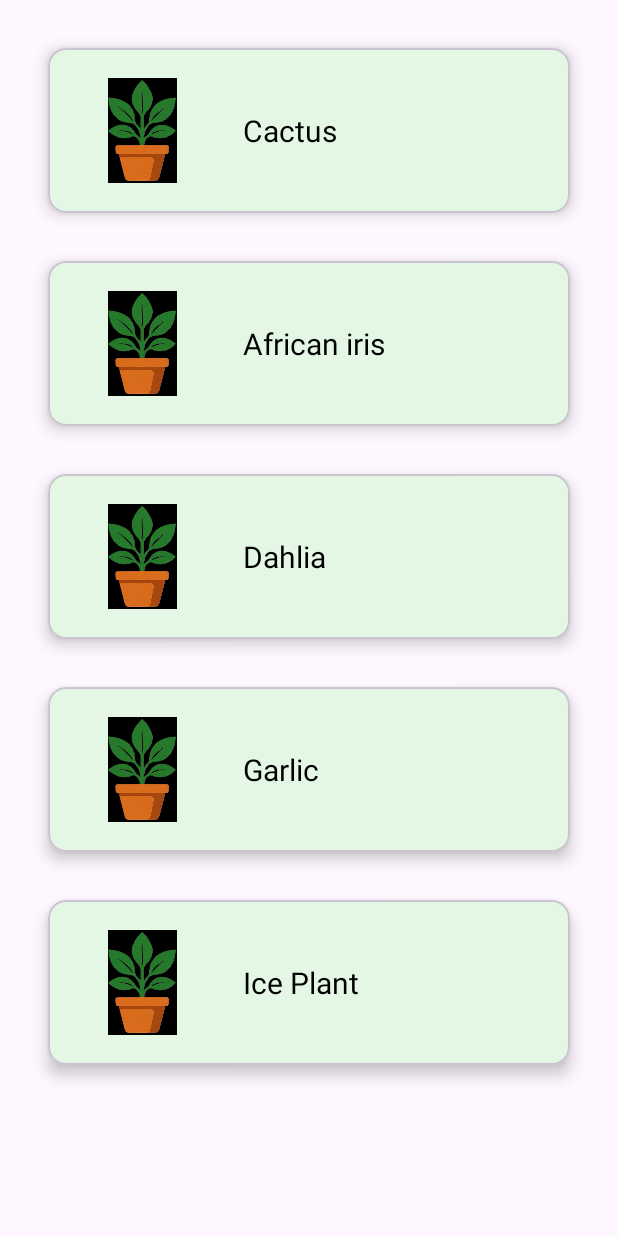
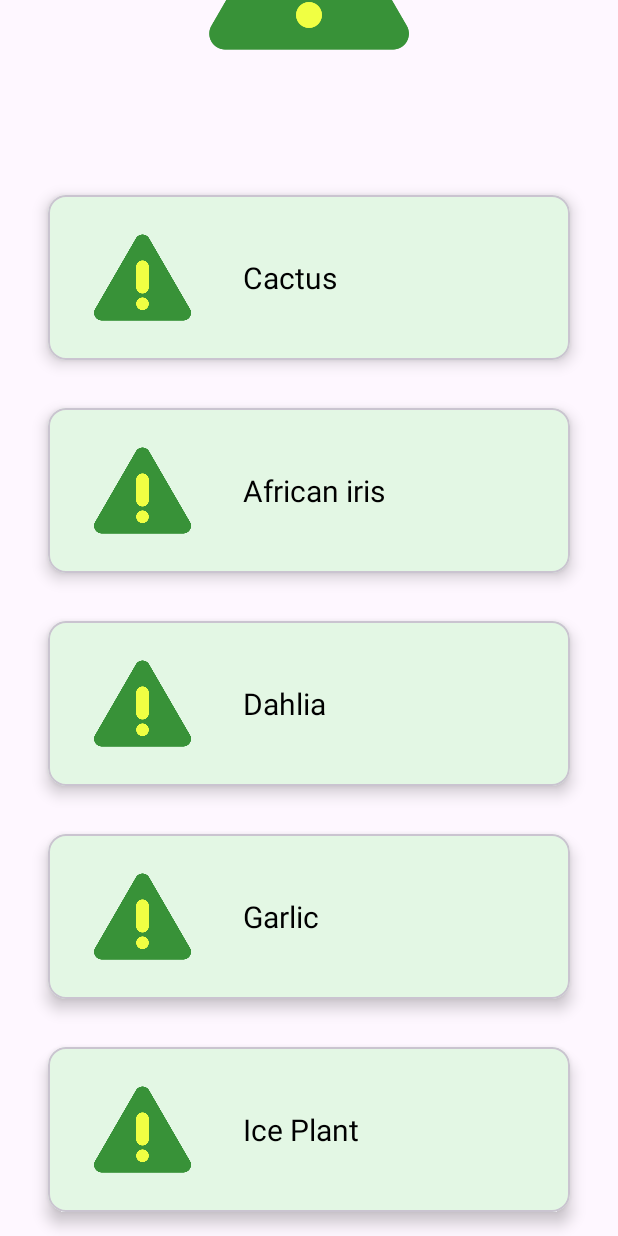
Before and after one commit to mohsin2406-j/PLANTIFY, an Android app: the HomeFragment screen opened directly, with no data from a screen before it, on a phone screen of 412 x 824 dp. Run offline under Robolectric (Android 15) with nearby library versions, the phone set to English and light mode, and no system bars; our stand-ins replace navigation-ui; pictures from the network do not load.

Commit message:
login signup Item Adapter auto scroller

```diff
--- a/app/build.gradle.kts
+++ b/app/build.gradle.kts
@@ -55,5 +55,6 @@ dependencies {
     implementation(platform("com.google.firebase:firebase-bom:33.16.0"))
     implementation("com.google.firebase:firebase-analytics")
     implementation("com.google.firebase:firebase-auth:23.2.1")
-    implementation("androidx.viewpager2:viewpager2:1.1.0")
+    implementation("androidx.viewpager:viewpager:1.1.0")
+    implementation("com.makeramen:roundedimageview:2.3.0")
 }
--- a/app/src/main/java/nimoinfo/nify/plantify/ui/adapter/ImageSliderAdapter.kt
+++ b/app/src/main/java/nimoinfo/nify/plantify/ui/adapter/ImageSliderAdapter.kt
@@ -8,8 +8,9 @@ import android.widget.ImageView
 import com.bumptech.glide.Glide
 import androidx.viewpager.widget.PagerAdapter
 import nimoinfo.nify.plantify.R
+import nimoinfo.nify.plantify.ui.utils.MasterDataUtils
 
-class ImageSlideAdapter(
+class ImageSliderAdapter(
     private val context: Context,
     private var imageList: ArrayList<String>,
 ) : PagerAdapter() {
--- a/app/src/main/java/nimoinfo/nify/plantify/ui/adapter/ItemAdapter.kt
+++ b/app/src/main/java/nimoinfo/nify/plantify/ui/adapter/ItemAdapter.kt
@@ -1,6 +1,5 @@
 package nimoinfo.nify.plantify.ui.adapter
 
-import android.R.attr.text
 import nimoinfo.nify.plantify.R
 import android.content.Context
 import android.view.LayoutInflater
@@ -9,8 +8,6 @@ import nimoinfo.nify.plantify.databinding.ItemlayoutBinding
 import androidx.recyclerview.widget.RecyclerView
 import com.bumptech.glide.Glide
 import nimoinfo.nify.plantify.ui.data.Plant
-
-
 
 class ItemAdapter(
     val context: Context,
@@ -38,12 +35,11 @@ class ItemAdapter(
 
         fun bind(dataModal: Plant, onClickListener: OnClickListener) {
             binding.textView.text = dataModal.dataItemName
-            Glide.with(binding.root.context)
+            Glide.with(context)
                 .load(dataModal.titleImage)
                 .centerCrop()
-                .placeholder(R.drawable.plantify)
+                .placeholder(R.drawable.warning)
                 .into(binding.imageview)
-
-            }
+             }
         }
 }
--- a/app/src/main/java/nimoinfo/nify/plantify/ui/base/SplashActivity.kt
+++ b/app/src/main/java/nimoinfo/nify/plantify/ui/base/SplashActivity.kt
@@ -19,10 +19,10 @@ class SplashActivity : AppCompatActivity() {
                 if (PreferenceHelper.getOnBoardingShow(this) == "true") {
                     startActivity(Intent(this, HomeMainActivity::class.java))
                 }else{
-                    startActivity(Intent(this, OnboardingActivity::class.java))
+                    startActivity(Intent(this, LoginActivity::class.java))
                 }
             }else{
-                startActivity(Intent(this, LoginActivity::class.java))
+                startActivity(Intent(this, OnboardingActivity::class.java))
             }
 
             finish()
--- a/app/src/main/java/nimoinfo/nify/plantify/ui/data/Plant.kt
+++ b/app/src/main/java/nimoinfo/nify/plantify/ui/data/Plant.kt
@@ -1,6 +1,6 @@
 package nimoinfo.nify.plantify.ui.data
 
 data class Plant(
-    var titleImage : String,
-    var dataItemName: String
+    val titleImage : String,
+    val dataItemName: String
 )
--- a/app/src/main/java/nimoinfo/nify/plantify/ui/home/HomeFragment.kt
+++ b/app/src/main/java/nimoinfo/nify/plantify/ui/home/HomeFragment.kt
@@ -1,18 +1,19 @@
 package nimoinfo.nify.plantify.ui.home
 
 import android.os.Bundle
+import android.os.Looper
 import androidx.fragment.app.Fragment
 import android.view.LayoutInflater
 import android.view.View
 import android.view.ViewGroup
 import androidx.recyclerview.widget.LinearLayoutManager
-import nimoinfo.nify.plantify.R
+import androidx.viewpager.widget.ViewPager
 import nimoinfo.nify.plantify.databinding.FragmentFirstBinding
-import nimoinfo.nify.plantify.ui.adapter.ImageSlideAdapter
+import nimoinfo.nify.plantify.ui.adapter.ImageSliderAdapter
 import nimoinfo.nify.plantify.ui.adapter.ItemAdapter
 import nimoinfo.nify.plantify.ui.data.Plant
-import nimoinfo.nify.plantify.ui.utils.AppHelper
 import nimoinfo.nify.plantify.ui.utils.MasterDataUtils
+import nimoinfo.nify.plantify.ui.utils.MasterDataUtils.viewPagerImage
 
 
 class HomeFragment : Fragment() {
@@ -20,7 +21,20 @@ class HomeFragment : Fragment() {
     private var _binding: FragmentFirstBinding? = null
     private val binding get() = _binding!!
     private lateinit var itemAdapter: ItemAdapter
+    private lateinit var imageSliderAdapter: ImageSliderAdapter
     private lateinit var itemList: ArrayList<Plant>
+    private lateinit var viewPager: ViewPager
+    private var currentPage = 0
+    private val handler = android.os.Handler(Looper.getMainLooper())
+    private val delay: Long = 3000 // 3 seconds
+    private val runnable: Runnable = object : Runnable {
+        override fun run() {
+            val totalItems = imageSliderAdapter.count
+            currentPage = (currentPage + 1) % totalItems
+            binding.viewPager.setCurrentItem(currentPage, true)
+            handler.postDelayed(this, delay)
+        }
+    }
 
     override fun onCreateView(
         inflater: LayoutInflater, container: ViewGroup?,
@@ -40,22 +54,34 @@ class HomeFragment : Fragment() {
         recyclerView.layoutManager = LinearLayoutManager(requireContext())
 
 
-
-
         itemAdapter =
             ItemAdapter(
                 requireContext(),
-                MasterDataUtils.Contextlist(requireContext()),
+                itemList = MasterDataUtils.Contextlist(requireContext()),
                 ItemAdapter.OnClickListener { itemData, clickType ->
                 })
+        imageSliderAdapter = ImageSliderAdapter(
+            requireContext(), imageList = viewPagerImage()
+        )
 
-        recyclerView.adapter = itemAdapter
+        binding.recyclerView.adapter = itemAdapter
+        binding.viewPager.adapter = imageSliderAdapter
+    }
 
+    override fun onResume() {
+        super.onResume()
+        handler.postDelayed(runnable, delay)
     }
+
+    override fun onPause() {
+        super.onPause()
+        handler.removeCallbacks(runnable)
+    }
+
 
     override fun onDestroyView() {
         super.onDestroyView()
-        _binding=null
+        _binding = null
     }
 
 }
--- a/app/src/main/java/nimoinfo/nify/plantify/ui/utils/MasterDataUtils.kt
+++ b/app/src/main/java/nimoinfo/nify/plantify/ui/utils/MasterDataUtils.kt
@@ -1,7 +1,7 @@
 package nimoinfo.nify.plantify.ui.utils
 
 import android.content.Context
-import nimoinfo.nify.plantify.ui.adapter.ImageSlideAdapter
+import nimoinfo.nify.plantify.ui.adapter.ImageSliderAdapter
 import nimoinfo.nify.plantify.ui.data.Plant
 
 
@@ -50,10 +50,11 @@ object MasterDataUtils {
 
         val itemList = ArrayList<String>()
 
-        itemList.add("https://www.powermaxfitness.net/uploads/thumb/800_600_1733736318_product_09122024145518.png")
-        itemList.add("https://www.freepik.com/premium-vector/dieffenbachia-home-plant-isolated-flat-vector-illustration-white-background_348245002.htm")
-        itemList.add("https://www.powermaxfitness.net/uploads/thumb/800_600_1571289430_product_17102019104710.jpg")
-        itemList.add("https://4.imimg.com/data4/EA/RV/MY-8497149/pec-fly-1000x1000.jpg")
+        itemList.add("https://media.istockphoto.com/id/1181366400/photo/in-the-hands-of-trees-growing-seedlings-bokeh-green-background-female-hand-holding-tree-on.jpg?s=612x612&w=0&k=20&c=jWUMrHgjMY9zQXsAwZFb1jfM6KxZE16-IXI1bvehjQM=")
+        itemList.add("https://www.pngall.com/wp-content/uploads/2016/07/Plants-Free-Download-PNG.png")
+        itemList.add("https://www.thespruce.com/grow-great-garlic-3016629")
+        itemList.add("https://www.thespruce.com/purple-ice-plant-2132553")
+
         return itemList
     }
 }
--- a/app/src/main/res/layout/fragment_first.xml
+++ b/app/src/main/res/layout/fragment_first.xml
@@ -11,11 +11,22 @@
         android:layout_height="match_parent"
         android:padding="16dp">
 
+    <androidx.viewpager.widget.ViewPager
+        android:id="@+id/viewPager"
+        android:layout_width="match_parent"
+        android:layout_height="@dimen/default_view_pager_image_size_212"
+        app:layout_constraintStart_toStartOf="parent"
+        app:layout_constraintTop_toTopOf="parent"
+        app:layout_constraintEnd_toEndOf="parent"/>
+
 
     <androidx.recyclerview.widget.RecyclerView
         android:id="@+id/recyclerView"
         android:layout_width="match_parent"
-        android:layout_height="match_parent"/>
+        android:layout_height="match_parent"
+        app:layout_constraintEnd_toEndOf="parent"
+        app:layout_constraintStart_toStartOf="parent"
+        app:layout_constraintTop_toBottomOf="@+id/viewPager"/>
 
     </androidx.constraintlayout.widget.ConstraintLayout>
 
--- a/app/src/main/res/layout/item_image_slider.xml
+++ b/app/src/main/res/layout/item_image_slider.xml
@@ -1,5 +1,6 @@
 <?xml version="1.0" encoding="utf-8"?>
-<androidx.constraintlayout.widget.ConstraintLayout xmlns:android="http://schemas.android.com/apk/res/android"
+<androidx.constraintlayout.widget.ConstraintLayout
+    xmlns:android="http://schemas.android.com/apk/res/android"
     android:layout_width="match_parent"
     android:layout_height="match_parent"
     xmlns:app="http://schemas.android.com/apk/res-auto">
@@ -9,9 +10,8 @@
         android:layout_width="match_parent"
         android:layout_height="@dimen/default_image_size"
         android:src="@drawable/plantify"
+        app:layout_constraintBaseline_toTopOf="parent"
         app:layout_constraintEnd_toEndOf="parent"
-        app:layout_constraintStart_toStartOf="parent"
-        app:layout_constraintBaseline_toTopOf="parent"/>
-
+        app:layout_constraintStart_toStartOf="parent" />
 
 </androidx.constraintlayout.widget.ConstraintLayout>
--- a/app/src/main/res/layout/itemlayout.xml
+++ b/app/src/main/res/layout/itemlayout.xml
@@ -20,7 +20,7 @@
             android:layout_marginStart="16dp"
             android:layout_marginTop="8dp"
             android:layout_marginBottom="8dp"
-            android:src="@drawable/ic_app_logo"
+            android:src="@drawable/plantify"
             app:layout_constraintBottom_toBottomOf="parent"
             app:layout_constraintStart_toStartOf="parent"
             app:layout_constraintTop_toTopOf="parent"/>
```
Also changed, not shown: app/src/main/AndroidManifest.xml (+35 -6 lines), build.gradle.kts (+6 -1 lines).
